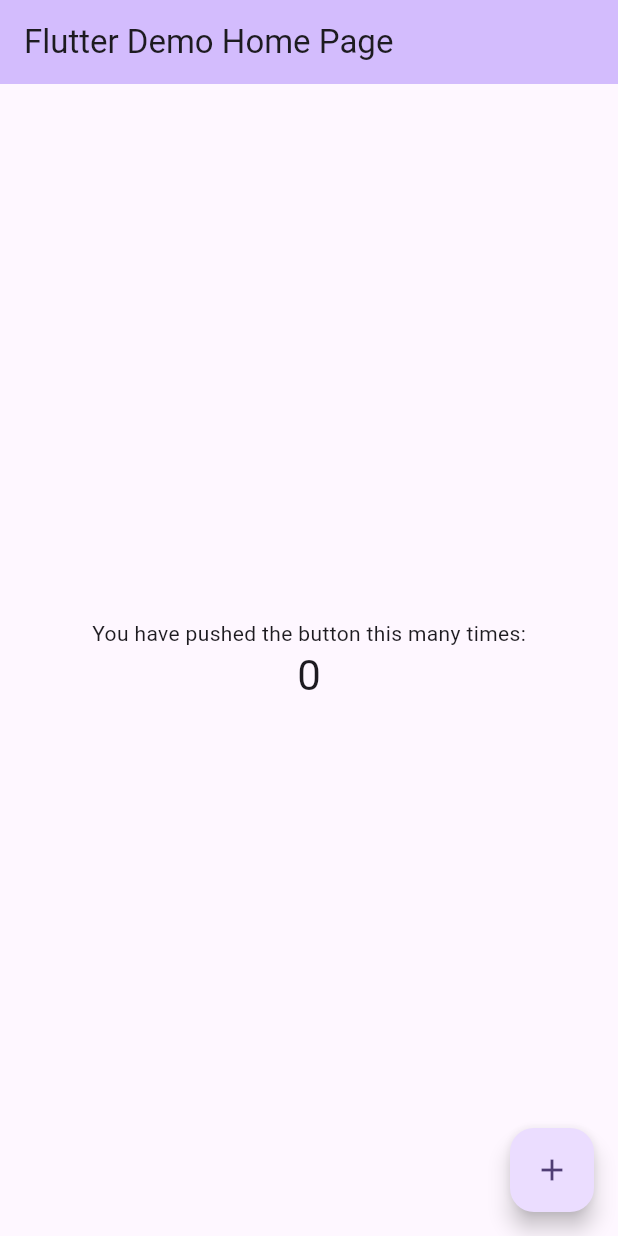
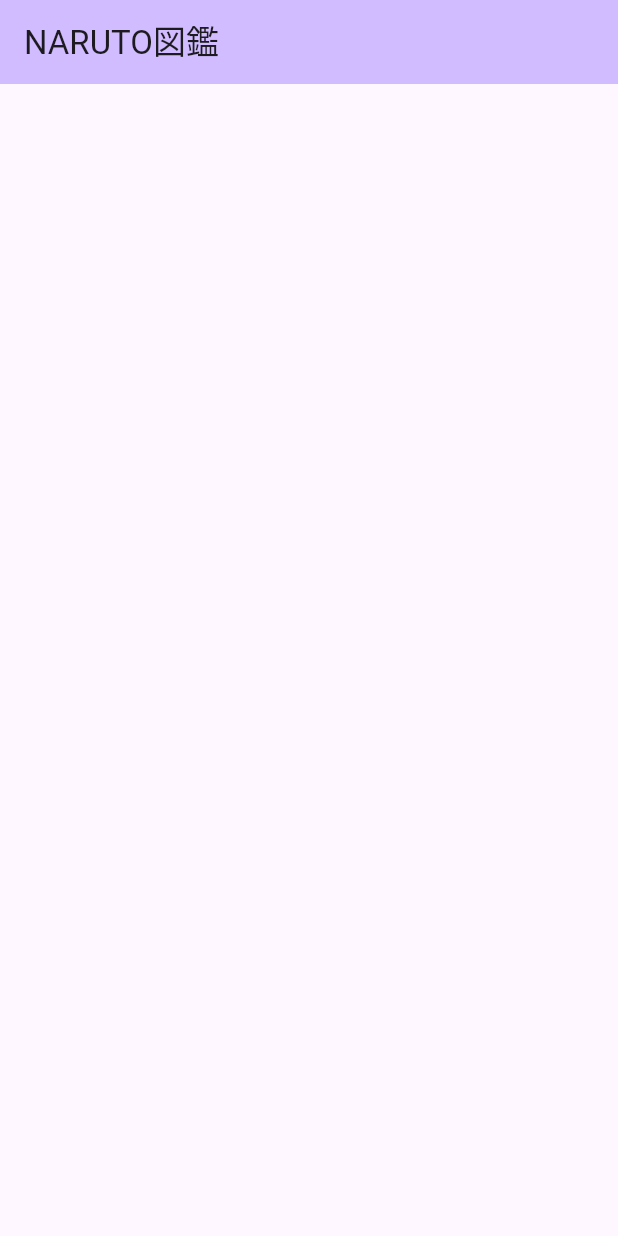
Before and after one commit to hayaoki-engineer/naruto_app_flutter, a Flutter app: the screen it shows after launch, on a phone screen of 412 x 824 dp. Run offline on Flutter 3.47's test engine with Material 3 defaults, Android fonts, the phone set to English and light mode, and no system bars; our stand-ins replace dio; network calls fail.

Commit message:
Dioを使ってAPIコール

```diff
--- a/lib/main.dart
+++ b/lib/main.dart
@@ -1,4 +1,5 @@
 import 'package:flutter/material.dart';
+import 'package:dio/dio.dart';
 
 void main() {
   runApp(const MyApp());
@@ -7,116 +8,46 @@ void main() {
 class MyApp extends StatelessWidget {
   const MyApp({super.key});
 
-  // This widget is the root of your application.
   @override
   Widget build(BuildContext context) {
     return MaterialApp(
-      title: 'Flutter Demo',
-      theme: ThemeData(
-        // This is the theme of your application.
-        //
-        // TRY THIS: Try running your application with "flutter run". You'll see
-        // the application has a purple toolbar. Then, without quitting the app,
-        // try changing the seedColor in the colorScheme below to Colors.green
-        // and then invoke "hot reload" (save your changes or press the "hot
-        // reload" button in a Flutter-supported IDE, or press "r" if you used
-        // the command line to start the app).
-        //
-        // Notice that the counter didn't reset back to zero; the application
-        // state is not lost during the reload. To reset the state, use hot
-        // restart instead.
-        //
-        // This works for code too, not just values: Most code changes can be
-        // tested with just a hot reload.
-        colorScheme: ColorScheme.fromSeed(seedColor: Colors.deepPurple),
-      ),
-      home: const MyHomePage(title: 'Flutter Demo Home Page'),
+      home: const MyHomePage(),
     );
   }
 }
 
 class MyHomePage extends StatefulWidget {
-  const MyHomePage({super.key, required this.title});
-
-  // This widget is the home page of your application. It is stateful, meaning
-  // that it has a State object (defined below) that contains fields that affect
-  // how it looks.
-
-  // This class is the configuration for the state. It holds the values (in this
-  // case the title) provided by the parent (in this case the App widget) and
-  // used by the build method of the State. Fields in a Widget subclass are
-  // always marked "final".
-
-  final String title;
+  const MyHomePage({super.key});
 
   @override
   State<MyHomePage> createState() => _MyHomePageState();
 }
 
 class _MyHomePageState extends State<MyHomePage> {
-  int _counter = 0;
+  // APIのURL
+  final _apiUrl = "https://narutodb.xyz/api/character";
 
-  void _incrementCounter() {
-    setState(() {
-      // This call to setState tells the Flutter framework that something has
-      // changed in this State, which causes it to rerun the build method below
-      // so that the display can reflect the updated values. If we changed
-      // _counter without calling setState(), then the build method would not be
-      // called again, and so nothing would appear to happen.
-      _counter++;
-    });
+  @override
+
+  // 初期化
+  void initState() {
+    super.initState();
+    _fetchCharacters();
   }
 
-  @override
+  // APIからデータを取得
+  Future<void> _fetchCharacters() async {
+    final response = await Dio().get(_apiUrl);
+    print(response);
+  }
+
   Widget build(BuildContext context) {
-    // This method is rerun every time setState is called, for instance as done
-    // by the _incrementCounter method above.
-    //
-    // The Flutter framework has been optimized to make rerunning build methods
-    // fast, so that you can just rebuild anything that needs updating rather
-    // than having to individually change instances of widgets.
     return Scaffold(
       appBar: AppBar(
-        // TRY THIS: Try changing the color here to a specific color (to
-        // Colors.amber, perhaps?) and trigger a hot reload to see the AppBar
-        // change color while the other colors stay the same.
         backgroundColor: Theme.of(context).colorScheme.inversePrimary,
-        // Here we take the value from the MyHomePage object that was created by
-        // the App.build method, and use it to set our appbar title.
-        title: Text(widget.title),
+        title: const Text("NARUTO図鑑"),
       ),
-      body: Center(
-        // Center is a layout widget. It takes a single child and positions it
-        // in the middle of the parent.
-        child: Column(
-          // Column is also a layout widget. It takes a list of children and
-          // arranges them vertically. By default, it sizes itself to fit its
-          // children horizontally, and tries to be as tall as its parent.
-          //
-          // Column has various properties to control how it sizes itself and
-          // how it positions its children. Here we use mainAxisAlignment to
-          // center the children vertically; the main axis here is the vertical
-          // axis because Columns are vertical (the cross axis would be
-          // horizontal).
-          //
-          // TRY THIS: Invoke "debug painting" (choose the "Toggle Debug Paint"
-          // action in the IDE, or press "p" in the console), to see the
-          // wireframe for each widget.
-          mainAxisAlignment: MainAxisAlignment.center,
-          children: <Widget>[
-            const Text('You have pushed the button this many times:'),
-            Text(
-              '$_counter',
-              style: Theme.of(context).textTheme.headlineMedium,
-            ),
-          ],
-        ),
-      ),
-      floatingActionButton: FloatingActionButton(
-        onPressed: _incrementCounter,
-        tooltip: 'Increment',
-        child: const Icon(Icons.add),
-      ), // This trailing comma makes auto-formatting nicer for build methods.
+      body: Container(),
     );
   }
 }
--- a/pubspec.yaml
+++ b/pubspec.yaml
@@ -34,6 +34,7 @@ dependencies:
   # The following adds the Cupertino Icons font to your application.
   # Use with the CupertinoIcons class for iOS style icons.
   cupertino_icons: ^1.0.8
+  dio: ^5.8.0+1
 
 dev_dependencies:
   flutter_test:
```
Also changed, not shown: pubspec.lock.
